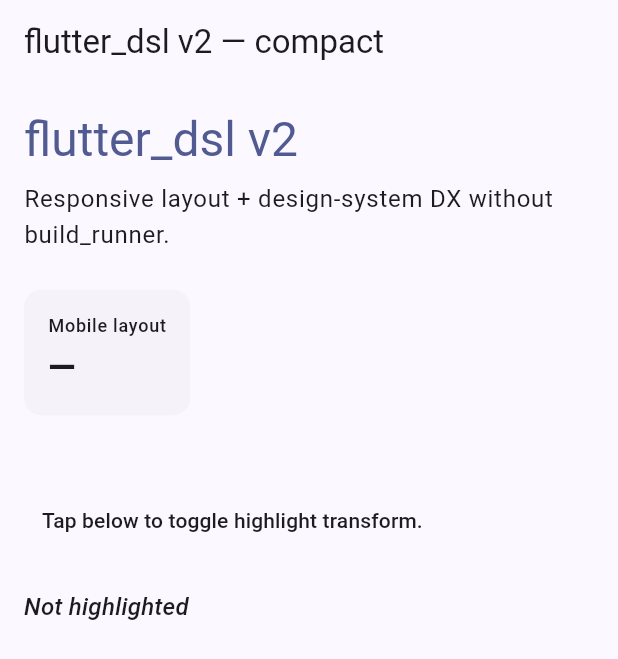
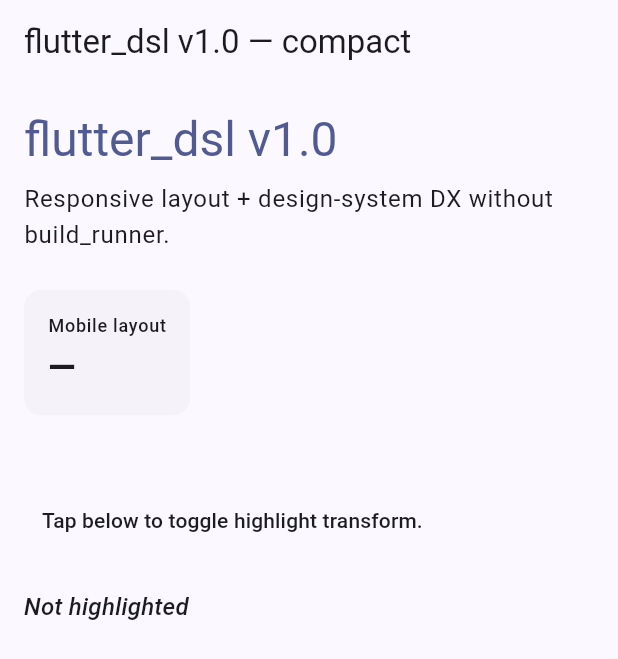
Before and after one commit to hardy716/flutter_dsl, a Flutter app: the screen it shows after launch, on a phone screen of 412 x 824 dp. Shown: the top 659 px of the screen. Run offline on Flutter 3.47's test engine with Material 3 defaults, Android fonts, the light colour scheme and no system bars.

Commit message:
## [1.0.0-wip] step 11/15 - fix example title from v2 to v1.0
example/lib/main.dart의 사용자 가시 문구 3곳 수정:
- MaterialApp.title: 'flutter_dsl v2 demo' → 'flutter_dsl v1.0 demo'
- AppBar.title: 'flutter_dsl v2 — ${size.name}' → 'flutter_dsl v1.0 — ...'
- headline body: 'flutter_dsl v2' → 'flutter_dsl v1.0'

패키지 버전과 실행 화면 표기 불일치 해소.

```diff
--- a/example/lib/main.dart
+++ b/example/lib/main.dart
@@ -9,7 +9,7 @@ class DslExampleApp extends StatelessWidget {
   @override
   Widget build(BuildContext context) {
     return MaterialApp(
-      title: 'flutter_dsl v2 demo',
+      title: 'flutter_dsl v1.0 demo',
       theme: ThemeData(
         colorScheme: ColorScheme.fromSeed(seedColor: Colors.indigo),
         useMaterial3: true,
@@ -33,7 +33,7 @@ class DashboardPage extends ResponsiveStatelessWidget {
   Widget buildResponsive(BuildContext context, ScreenSize size) {
     return Scaffold(
       appBar: AppBar(
-        title: 'flutter_dsl v2 — ${size.name}'.titleLarge(context),
+        title: 'flutter_dsl v1.0 — ${size.name}'.titleLarge(context),
       ),
       body: const _DashboardBody(),
     );
@@ -66,7 +66,7 @@ class _DashboardBodyState extends State<_DashboardBody> {
       child: SingleChildScrollView(
         child: [
           // 4) Compact text styling — design-system token + per-property overrides.
-          'flutter_dsl v2'
+          'flutter_dsl v1.0'
               .headlineMedium(context)
               .fontSize(32)
               .textColor(Theme.of(context).colorScheme.primary),
```
